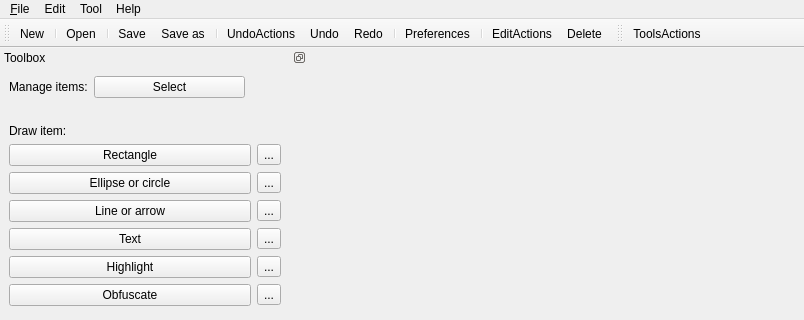
KDE/kreenshot-editor, file src/ui/mainwindow.ui: the form before one commit; both pictures show x 0 to 804 and y 0 to 320 of the 804 by 708 pixel window.
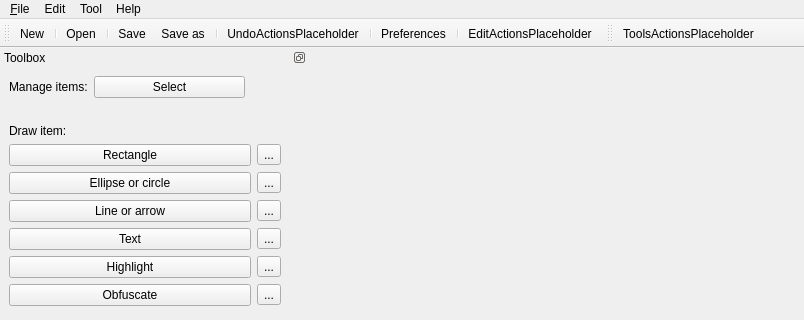
The form after the commit. Icons and pictures are not drawn.

Commit message: placeholders for undo, redo and delete

```diff
--- a/src/ui/mainwindow.ui
+++ b/src/ui/mainwindow.ui
@@ -92,13 +92,10 @@
    <addaction name="actionSaveAs"/>
    <addaction name="separator"/>
    <addaction name="actionUndoActionsPlaceholder"/>
-   <addaction name="actionUndo"/>
-   <addaction name="actionRedo"/>
    <addaction name="separator"/>
    <addaction name="actionPreferences"/>
    <addaction name="separator"/>
    <addaction name="actionEditActionsPlaceholder"/>
-   <addaction name="actionItemDelete"/>
   </widget>
   <widget class="QDockWidget" name="containerToolbox">
    <property name="minimumSize">
@@ -519,32 +516,6 @@
     <string>Ctrl+Shift+S</string>
    </property>
   </action>
-  <action name="actionUndo">
-   <property name="icon">
-    <iconset theme="edit-undo">
-     <normaloff/>
-    </iconset>
-   </property>
-   <property name="text">
-    <string>Undo</string>
-   </property>
-   <property name="shortcut">
-    <string>Ctrl+Z</string>
-   </property>
-  </action>
-  <action name="actionRedo">
-   <property name="icon">
-    <iconset theme="edit-redo">
-     <normaloff/>
-    </iconset>
-   </property>
-   <property name="text">
-    <string>Redo</string>
-   </property>
-   <property name="shortcut">
-    <string>Ctrl+Y</string>
-   </property>
-  </action>
   <action name="actionPreferences">
    <property name="icon">
     <iconset theme="configure">
@@ -571,32 +542,19 @@
     <string>Shift+F1</string>
    </property>
   </action>
-  <action name="actionItemDelete">
-   <property name="icon">
-    <iconset theme="edit-delete">
-     <normaloff/>
-    </iconset>
-   </property>
-   <property name="text">
-    <string>Delete</string>
-   </property>
-   <property name="shortcut">
-    <string>Del</string>
-   </property>
-  </action>
   <action name="actionUndoActionsPlaceholder">
    <property name="text">
-    <string>UndoActions</string>
+    <string>UndoActionsPlaceholder</string>
    </property>
   </action>
   <action name="actionEditActionsPlaceholder">
    <property name="text">
-    <string>EditActions</string>
+    <string>EditActionsPlaceholder</string>
    </property>
   </action>
   <action name="actionToolsActionsPlaceholder">
    <property name="text">
-    <string>ToolsActions</string>
+    <string>ToolsActionsPlaceholder</string>
    </property>
   </action>
  </widget>
```
Left out of the diff: 7 changed lines with no effect on the pictures. The commit also changes 4 other files.
